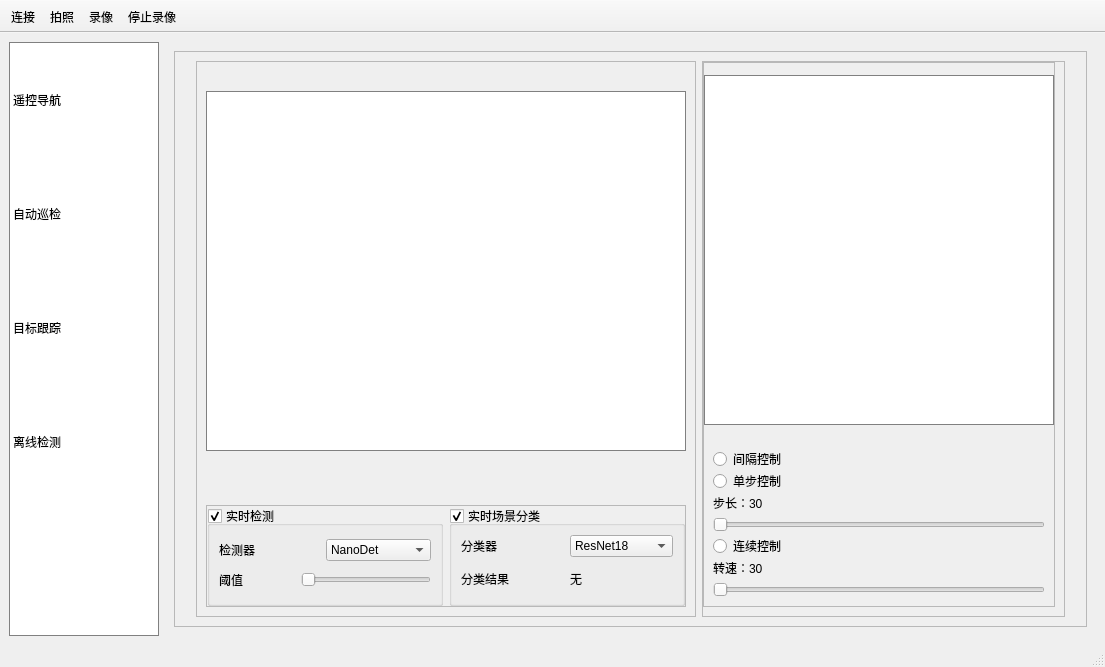
The window that ui/MainWindow.ui (canoe-Z/TelloRS) describes before a commit, drawn with Qt 5.
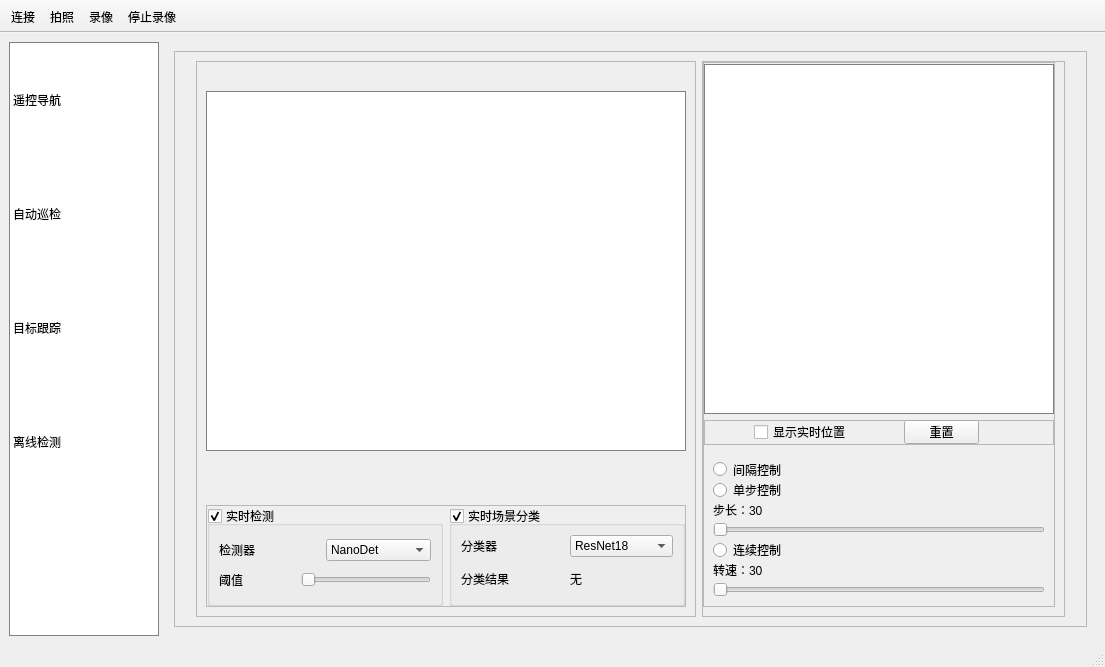
The same window after the commit. The open tabs and pages were chosen to show the change. Custom widgets are drawn as their Qt base class.

What changed in the file:
```diff
--- a/ui/MainWindow.ui
+++ b/ui/MainWindow.ui
@@ -491,6 +491,57 @@
                    </property>
                   </widget>
                  </item>
+                 <item>
+                  <widget class="QFrame" name="frame_23">
+                   <property name="minimumSize">
+                    <size>
+                     <width>0</width>
+                     <height>25</height>
+                    </size>
+                   </property>
+                   <property name="frameShape">
+                    <enum>QFrame::StyledPanel</enum>
+                   </property>
+                   <property name="frameShadow">
+                    <enum>QFrame::Raised</enum>
+                   </property>
+                   <widget class="QPushButton" name="btn_clean_nav">
+                    <property name="geometry">
+                     <rect>
+                      <x>200</x>
+                      <y>0</y>
+                      <width>75</width>
+                      <height>24</height>
+                     </rect>
+                    </property>
+                    <property name="maximumSize">
+                     <size>
+                      <width>90</width>
+                      <height>16777215</height>
+                     </size>
+                    </property>
+                    <property name="layoutDirection">
+                     <enum>Qt::LeftToRight</enum>
+                    </property>
+                    <property name="text">
+                     <string>重置</string>
+                    </property>
+                   </widget>
+                   <widget class="QCheckBox" name="cb_show_nav">
+                    <property name="geometry">
+                     <rect>
+                      <x>50</x>
+                      <y>0</y>
+                      <width>111</width>
+                      <height>24</height>
+                     </rect>
+                    </property>
+                    <property name="text">
+                     <string>显示实时位置</string>
+                    </property>
+                   </widget>
+                  </widget>
+                 </item>
                  <item>
                   <spacer name="verticalSpacer_8">
                    <property name="orientation">
```
Left out of the diff: 4 changed lines with no effect on the pictures.
